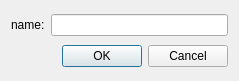
First picture: the form in frappy/gui/cfg_editor/ui/change_name_dialog.ui, repository SampleEnvironment/frappy, before the edit.
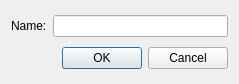
Second picture: the form after the edit.

Diff of the .ui file:
```diff
--- a/frappy/gui/cfg_editor/ui/change_name_dialog.ui
+++ b/frappy/gui/cfg_editor/ui/change_name_dialog.ui
@@ -7,7 +7,7 @@
     <x>0</x>
     <y>0</y>
     <width>239</width>
-    <height>81</height>
+    <height>84</height>
    </rect>
   </property>
   <property name="windowTitle">
@@ -20,7 +20,7 @@
    <item row="0" column="0">
     <widget class="QLabel" name="label">
      <property name="text">
-      <string>name:</string>
+      <string>Name:</string>
      </property>
     </widget>
    </item>
```
Left out of the diff: 2 changed lines with no effect on the pictures.
